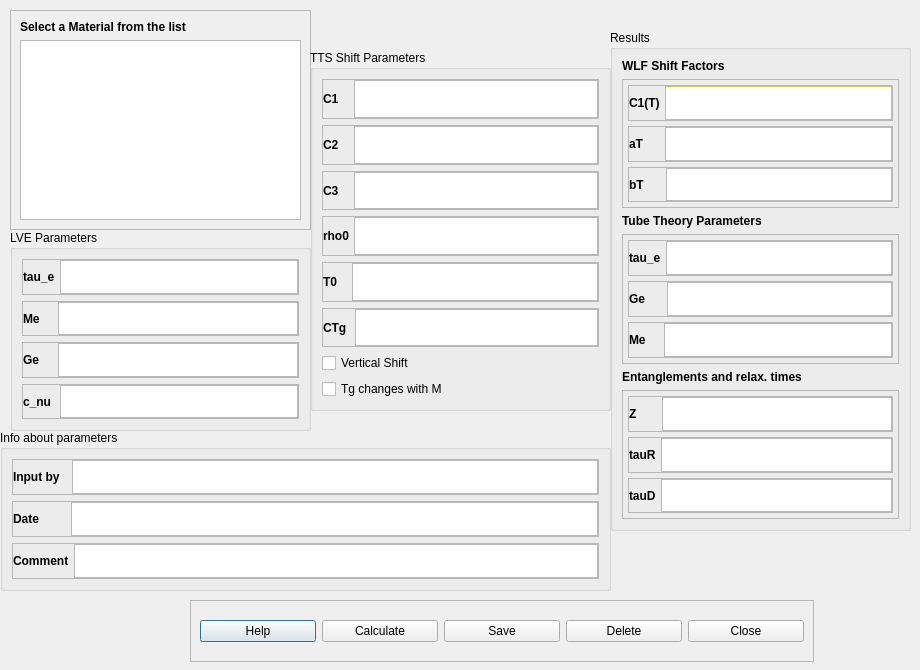
Before: the Qt Designer form RepTate/gui/MaterialsDatabase.ui in jorge-ramirez-upm/RepTate, drawn with Qt 5.
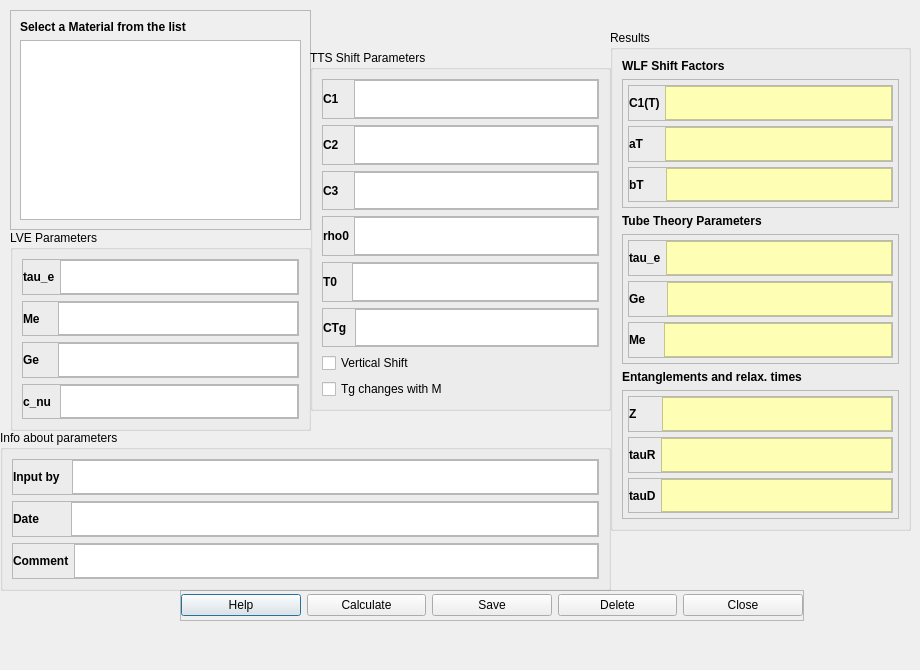
After: the same form once the commit is applied.

```diff
--- a/RepTate/gui/MaterialsDatabase.ui
+++ b/RepTate/gui/MaterialsDatabase.ui
@@ -105,9 +105,9 @@
                <colorrole role="Button">
                 <brush brushstyle="SolidPattern">
                  <color alpha="255">
-                  <red>255</red>
+                  <red>254</red>
                   <green>255</green>
-                  <blue>127</blue>
+                  <blue>181</blue>
                  </color>
                 </brush>
                </colorrole>
@@ -177,18 +177,18 @@
                <colorrole role="Base">
                 <brush brushstyle="SolidPattern">
                  <color alpha="255">
-                  <red>255</red>
+                  <red>254</red>
                   <green>255</green>
-                  <blue>255</blue>
+                  <blue>181</blue>
                  </color>
                 </brush>
                </colorrole>
                <colorrole role="Window">
                 <brush brushstyle="SolidPattern">
                  <color alpha="255">
-                  <red>255</red>
+                  <red>254</red>
                   <green>255</green>
-                  <blue>127</blue>
+                  <blue>181</blue>
                  </color>
                 </brush>
                </colorrole>
@@ -242,9 +242,9 @@
                <colorrole role="Button">
                 <brush brushstyle="SolidPattern">
                  <color alpha="255">
-                  <red>255</red>
+                  <red>254</red>
                   <green>255</green>
-                  <blue>127</blue>
+                  <blue>181</blue>
                  </color>
                 </brush>
                </colorrole>
@@ -314,18 +314,18 @@
                <colorrole role="Base">
                 <brush brushstyle="SolidPattern">
                  <color alpha="255">
-                  <red>255</red>
+                  <red>254</red>
                   <green>255</green>
-                  <blue>255</blue>
+                  <blue>181</blue>
                  </color>
                 </brush>
                </colorrole>
                <colorrole role="Window">
                 <brush brushstyle="SolidPattern">
                  <color alpha="255">
-                  <red>255</red>
+                  <red>254</red>
                   <green>255</green>
-                  <blue>127</blue>
+                  <blue>181</blue>
                  </color>
                 </brush>
                </colorrole>
@@ -379,9 +379,9 @@
                <colorrole role="Button">
                 <brush brushstyle="SolidPattern">
                  <color alpha="255">
-                  <red>255</red>
+                  <red>254</red>
                   <green>255</green>
-                  <blue>127</blue>
+                  <blue>181</blue>
                  </color>
                 </brush>
                </colorrole>
@@ -451,18 +451,18 @@
                <colorrole role="Base">
                 <brush brushstyle="SolidPattern">
                  <color alpha="255">
-                  <red>255</red>
+                  <red>254</red>
                   <green>255</green>
-                  <blue>127</blue>
+                  <blue>181</blue>
                  </color>
                 </brush>
                </colorrole>
                <colorrole role="Window">
                 <brush brushstyle="SolidPattern">
                  <color alpha="255">
-                  <red>255</red>
+                  <red>254</red>
                   <green>255</green>
-                  <blue>127</blue>
+                  <blue>181</blue>
                  </color>
                 </brush>
                </colorrole>
@@ -508,6 +508,9 @@
             <property name="autoFillBackground">
              <bool>false</bool>
             </property>
+            <property name="styleSheet">
+             <string notr="true">background-color: rgb(254, 255, 181);</string>
+            </property>
             <property name="readOnly">
              <bool>true</bool>
             </property>
@@ -552,6 +555,9 @@
           </item>
           <item>
            <widget class="QTextEdit" name="textaT">
+            <property name="styleSheet">
+             <string notr="true">background-color: rgb(254, 255, 181);</string>
+            </property>
             <property name="readOnly">
              <bool>false</bool>
             </property>
@@ -596,6 +602,9 @@
           </item>
           <item>
            <widget class="QTextEdit" name="textbT">
+            <property name="styleSheet">
+             <string notr="true">background-color: rgb(254, 255, 181);</string>
+            </property>
             <property name="readOnly">
              <bool>true</bool>
             </property>
@@ -671,6 +680,9 @@
           </item>
           <item>
            <widget class="QTextEdit" name="textREStaue">
+            <property name="styleSheet">
+             <string notr="true">background-color: rgb(254, 255, 181);</string>
+            </property>
             <property name="readOnly">
              <bool>true</bool>
             </property>
@@ -715,6 +727,9 @@
           </item>
           <item>
            <widget class="QTextEdit" name="textRESGe">
+            <property name="styleSheet">
+             <string notr="true">background-color: rgb(254, 255, 181);</string>
+            </property>
             <property name="readOnly">
              <bool>true</bool>
             </property>
@@ -759,6 +774,9 @@
           </item>
           <item>
            <widget class="QTextEdit" name="textRESMe">
+            <property name="styleSheet">
+             <string notr="true">background-color: rgb(254, 255, 181);</string>
+            </property>
             <property name="readOnly">
              <bool>true</bool>
             </property>
@@ -834,6 +852,9 @@
           </item>
           <item>
            <widget class="QTextEdit" name="textRESZ">
+            <property name="styleSheet">
+             <string notr="true">background-color: rgb(254, 255, 181);</string>
+            </property>
             <property name="readOnly">
              <bool>true</bool>
             </property>
@@ -878,6 +899,9 @@
           </item>
           <item>
            <widget class="QTextEdit" name="textREStauR">
+            <property name="styleSheet">
+             <string notr="true">background-color: rgb(254, 255, 181);</string>
+            </property>
             <property name="readOnly">
              <bool>true</bool>
             </property>
@@ -922,6 +946,9 @@
           </item>
           <item>
            <widget class="QTextEdit" name="textREStauD">
+            <property name="styleSheet">
+             <string notr="true">background-color: rgb(254, 255, 181);</string>
+            </property>
             <property name="readOnly">
              <bool>true</bool>
             </property>
@@ -938,10 +965,10 @@
   <widget class="QFrame" name="frame_13">
    <property name="geometry">
     <rect>
-     <x>190</x>
-     <y>600</y>
+     <x>180</x>
+     <y>590</y>
      <width>624</width>
-     <height>62</height>
+     <height>31</height>
     </rect>
    </property>
    <property name="frameShape">
@@ -951,6 +978,18 @@
     <enum>QFrame::Raised</enum>
    </property>
    <layout class="QHBoxLayout" name="horizontalLayout_10">
+    <property name="leftMargin">
+     <number>0</number>
+    </property>
+    <property name="topMargin">
+     <number>0</number>
+    </property>
+    <property name="rightMargin">
+     <number>0</number>
+    </property>
+    <property name="bottomMargin">
+     <number>0</number>
+    </property>
     <item>
      <widget class="QPushButton" name="pushButton">
       <property name="text">
```
Left out of the diff: 275 changed lines with no effect on the pictures.
